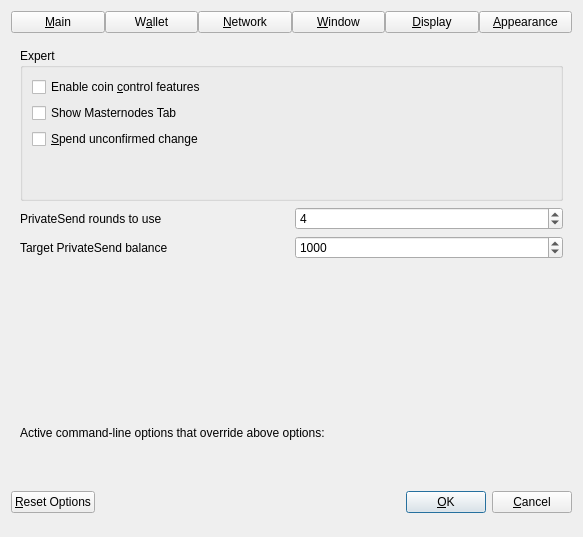
Before: the Qt Designer form src/qt/forms/optionsdialog.ui in ioncoincore/ion, drawn with Qt 5.
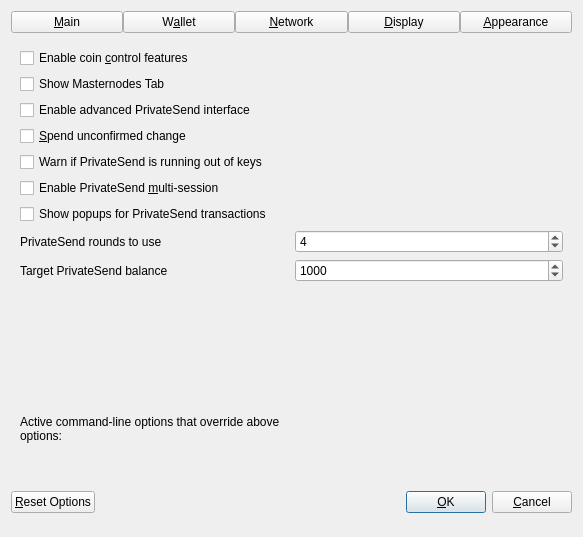
After: the same form once the commit is applied. The open tabs and pages were chosen to show the change. Custom widgets are drawn as their Qt base class.

Commit message:
qt: Finetune Options Dialog (#3709)
* Fix proxy port ui elements

* Fix fake net checkboxes

* Fix active options label by enabling text wrapping

* Fix options dialog resizing when font size is changed

* Move "Window" tab options into "Main" tab, drop "Window" tab

* Shrink min sizes a bit

* qt: Drop the surrounding QGroupBox in Options -> Wallet

```diff
--- a/src/qt/forms/optionsdialog.ui
+++ b/src/qt/forms/optionsdialog.ui
@@ -61,16 +61,6 @@
        </property>
       </widget>
      </item>
-     <item>
-      <widget class="QPushButton" name="btnWindow">
-       <property name="text">
-        <string>&amp;Window</string>
-       </property>
-       <property name="checkable">
-        <bool>true</bool>
-       </property>
-      </widget>
-     </item>
      <item>
       <widget class="QPushButton" name="btnDisplay">
        <property name="text">
@@ -214,12 +204,6 @@
      <widget class="QWidget" name="pageWallet">
       <layout class="QVBoxLayout" name="verticalLayout_Wallet">
        <item>
-        <widget class="QGroupBox" name="groupBox">
-         <property name="title">
-          <string>Expert</string>
-         </property>
-         <layout class="QVBoxLayout" name="verticalLayout_2">
-          <item>
            <widget class="QCheckBox" name="coinControlFeatures">
             <property name="toolTip">
              <string>Whether to show coin control features or not.</string>
@@ -239,6 +223,16 @@
             </property>
            </widget>
           </item>
+       <item>
+        <widget class="QCheckBox" name="showAdvancedPSUI">
+         <property name="toolTip">
+          <string>Show additional information and buttons for PrivateSend on overview screen.</string>
+         </property>
+         <property name="text">
+          <string>Enable advanced PrivateSend interface</string>
+         </property>
+        </widget>
+       </item>
           <item>
            <widget class="QCheckBox" name="spendZeroConfChange">
             <property name="toolTip">
@@ -250,19 +244,33 @@
            </widget>
           </item>
           <item>
-           <spacer name="verticalSpacer_Window">
-            <property name="orientation">
-             <enum>Qt::Vertical</enum>
-            </property>
-            <property name="sizeHint" stdset="0">
-             <size>
-              <width>20</width>
-              <height>40</height>
-             </size>
-            </property>
-           </spacer>
-          </item>
-         </layout>
+        <widget class="QCheckBox" name="lowKeysWarning">
+         <property name="toolTip">
+          <string>Show warning dialog when PrivateSend detects that wallet has very low number of keys left.</string>
+         </property>
+         <property name="text">
+          <string>Warn if PrivateSend is running out of keys</string>
+         </property>
+        </widget>
+       </item>
+       <item>
+        <widget class="QCheckBox" name="privateSendMultiSession">
+         <property name="toolTip">
+          <string>Whether to use experimental PrivateSend mode with multiple mixing sessions per block.&lt;br/&gt;Note: You must use this feature carefully.&lt;br/&gt;Make sure you always have recent wallet (auto)backup in a safe place!</string>
+         </property>
+         <property name="text">
+          <string>Enable PrivateSend &amp;multi-session</string>
+         </property>
+        </widget>
+       </item>
+       <item>
+        <widget class="QCheckBox" name="showPrivateSendPopups">
+         <property name="toolTip">
+          <string>Show system popups for PrivateSend mixing transactions&lt;br/&gt;just like for all other transaction types.</string>
+         </property>
+         <property name="text">
+          <string>Show popups for PrivateSend transactions</string>
+         </property>
         </widget>
        </item>
        <item>
@@ -885,6 +893,9 @@
           <property name="textFormat">
            <enum>Qt::PlainText</enum>
           </property>
+          <property name="wordWrap">
+           <bool>true</bool>
+          </property>
          </widget>
         </item>
         <item>
```
Left out of the diff: 115 changed lines with no effect on the pictures. Lines whose indentation alone changed are shown as unchanged. The commit also changes 5 other files.
